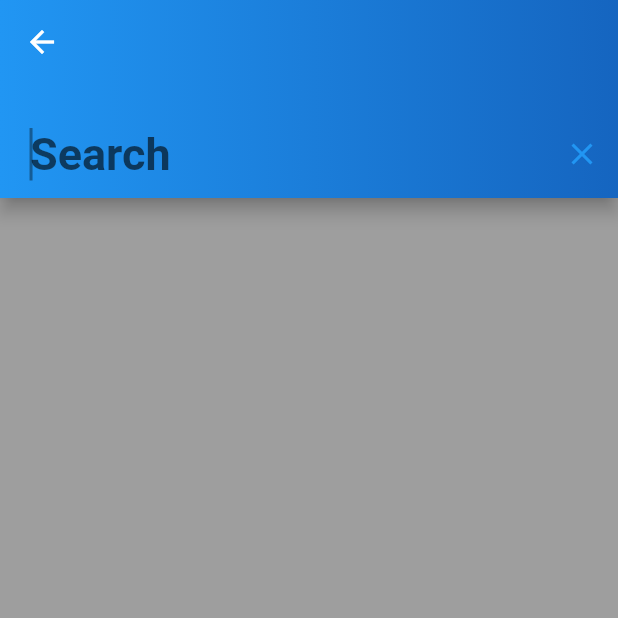
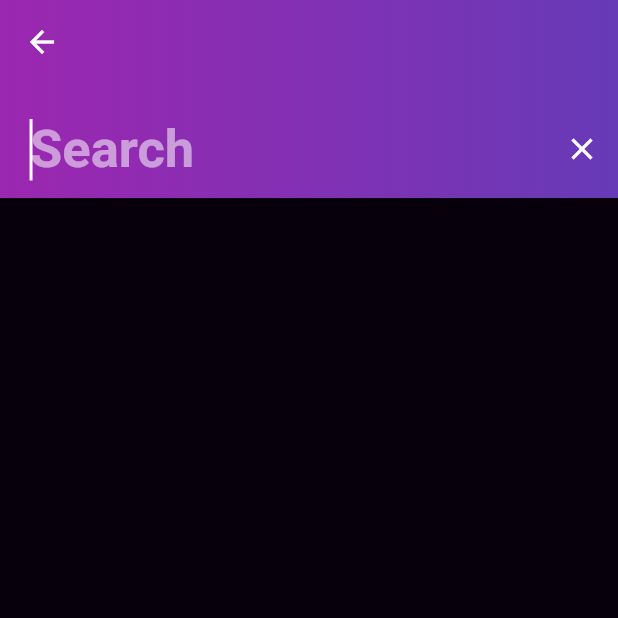
Before and after one commit to kabirnayeem99/flutter_skype_clone, a Flutter app: the SearchScreen screen opened directly, on a phone screen of 412 x 824 dp, the top half of it. Run offline on Flutter 3.47's test engine with Material 2 defaults, Android fonts, the light colour scheme and no system bars; our stand-ins replace cloud_firestore, firebase_auth, google_sign_in, gradient_app_bar, shimmer; accounts and stored records are empty.

Commit message:
implemented search functionality and ui change

```diff
--- a/lib/main.dart
+++ b/lib/main.dart
@@ -3,6 +3,7 @@ import 'package:flutter/material.dart';
 import 'package:flutter_skype_clone/resources/firebase_method.dart';
 import 'file:///D:/Projects/flutter_skype_clone/lib/ui/screens/home_screen.dart';
 import 'file:///D:/Projects/flutter_skype_clone/lib/ui/screens/login_screen.dart';
+import 'package:flutter_skype_clone/ui/screens/page_views/search_screen.dart';
 
 void main() => runApp(MyApp());
 
@@ -18,6 +19,10 @@ class _MyAppState extends State<MyApp> {
     return MaterialApp(
       title: "FluSkipe",
       debugShowCheckedModeBanner: false,
+      initialRoute: "/",
+      routes: {
+        "/search_screen": (context) => SearchScreen(),
+      },
       home: FutureBuilder(
         future: _firebaseRepository.getCurrentUser(),
         builder: (context, AsyncSnapshot<FirebaseUser> snapshot) {
--- a/lib/resources/firebase_method.dart
+++ b/lib/resources/firebase_method.dart
@@ -64,7 +64,6 @@ class FirebaseMethod {
       uid: currentUser.uid,
       name: currentUser.displayName,
       username: Utilities.getUsername(
-        currentUser.uid,
         currentUser.email,
       ),
       email: currentUser.email,
--- a/lib/ui/screens/home_screen.dart
+++ b/lib/ui/screens/home_screen.dart
@@ -1,6 +1,7 @@
 import 'package:flutter/cupertino.dart';
 import 'package:flutter/material.dart';
 import 'package:flutter_skype_clone/ui/screens/page_views/chat_list_screen.dart';
+import 'package:flutter_skype_clone/utils/universal_var.dart';
 
 class HomeScreen extends StatefulWidget {
   @override
@@ -31,7 +32,7 @@ class _HomeScreenState extends State<HomeScreen> {
   @override
   Widget build(BuildContext context) {
     return Scaffold(
-      backgroundColor: Colors.black38,
+      backgroundColor: UniversalVariables.blackColor,//UniversalVariables.blackColor,
       body: PageView(
         children: <Widget>[
           Container(
--- a/lib/ui/screens/page_views/search_screen.dart
+++ b/lib/ui/screens/page_views/search_screen.dart
@@ -2,6 +2,8 @@ import 'package:firebase_auth/firebase_auth.dart';
 import 'package:flutter/material.dart';
 import 'package:flutter_skype_clone/models/user.dart';
 import 'package:flutter_skype_clone/resources/firebase_repository.dart';
+import 'package:flutter_skype_clone/ui/widgets/custom_tile.dart';
+import 'package:flutter_skype_clone/utils/universal_var.dart';
 import 'package:gradient_app_bar/gradient_app_bar.dart';
 
 class SearchScreen extends StatefulWidget {
@@ -10,75 +12,166 @@ class SearchScreen extends StatefulWidget {
 }
 
 class _SearchScreenState extends State<SearchScreen> {
-  FirebaseRepository _firebaseRepository = FirebaseRepository();
+  FirebaseRepository _repository = FirebaseRepository();
 
-  List<User> userList;
-  String query;
-  TextEditingController searchEditingController = TextEditingController();
+  List<User> userList =[];
+  String query = "";
+  TextEditingController searchController = TextEditingController();
+
+  @override
+  void initState() {
+    super.initState();
+
+    _repository.getCurrentUser().then((FirebaseUser user) {
+      _repository.fethUserList(user).then(
+        (List<User> list) {
+          setState(
+            () {
+              userList = list;
+            },
+          );
+        },
+      );
+    });
+  }
 
   searchAppBar(BuildContext context) {
     return GradientAppBar(
+      gradient: LinearGradient(colors: [Colors.purple, Colors.deepPurple]),
       leading: IconButton(
-        icon: Icon(Icons.arrow_back),
-        onPressed: () {
-          Navigator.pop(context);
-        },
+        icon: Icon(Icons.arrow_back, color: Colors.white),
+        onPressed: () => Navigator.pop(context),
       ),
-      elevation: 05.0,
+      elevation: 0,
       bottom: PreferredSize(
         preferredSize: const Size.fromHeight(kToolbarHeight + 20),
         child: Padding(
-          padding: EdgeInsets.only(
-            left: 20,
-          ),
+          padding: EdgeInsets.only(left: 20),
           child: TextField(
-            controller: searchEditingController,
-            autocorrect: true,
-            cursorColor: Colors.black38,
+            controller: searchController,
+            onChanged: (val) {
+              setState(() {
+                query = val;
+              });
+            },
+            cursorColor: Colors.white,
             autofocus: true,
             style: TextStyle(
               fontWeight: FontWeight.bold,
               color: Colors.white,
-              fontSize: 30.0,
+              fontSize: 35,
             ),
             decoration: InputDecoration(
+              suffixIcon: IconButton(
+                icon: Icon(Icons.close, color: Colors.white),
+                onPressed: () {
+                  WidgetsBinding.instance
+                      .addPostFrameCallback((_) => searchController.clear());
+                },
+              ),
               border: InputBorder.none,
               hintText: "Search",
-              suffixIcon: IconButton(
-                // there will a icon, clicking which will clear the textfield
-                icon: Icon(Icons.clear),
-                onPressed: () => searchEditingController.clear(),
+              hintStyle: TextStyle(
+                fontWeight: FontWeight.bold,
+                fontSize: 35,
+                color: Color(0x88ffffff),
               ),
             ),
-            onChanged: (value) {
-              setState(() {
-                query = value;
-              });
-            },
           ),
         ),
       ),
     );
   }
 
-  @override
-  void initState() {
-    super.initState();
-    _firebaseRepository.getCurrentUser().then((FirebaseUser user) {
-      // getting the existing user for its uid
-      _firebaseRepository.fethUserList(user).then((List<User> list) {
-        // using the uid I'm excluding him from the search list
-        // assigning the found list to the  userList.
-        userList = list;
-      });
-    });
+  buildSuggestions(String query) {
+    final List<User> suggestionList = query.isEmpty
+        ? []
+        : userList.where((User user) {
+            String _getUsername = user.username.toLowerCase();
+            String _query = query.toLowerCase();
+            String _getName = user.name.toLowerCase();
+            bool matchesUsername = _getUsername.contains(_query);
+            bool matchesName = _getName.contains(_query);
+
+            return (matchesUsername || matchesName);
+
+            // (User user) => (user.username.toLowerCase().contains(query.toLowerCase()) ||
+            //     (user.name.toLowerCase().contains(query.toLowerCase()))),
+          }).toList();
+
+    return ListView.builder(
+      itemCount: suggestionList.length,
+      itemBuilder: ((context, index) {
+        User searchedUser = User(
+            uid: suggestionList[index].uid,
+            profilePhoto: suggestionList[index].profilePhoto,
+            name: suggestionList[index].name,
+            username: suggestionList[index].username);
+
+        return CustomTile(
+          mini: false,
+          onTap: () {},
+          leading: CircleAvatar(
+            backgroundImage: NetworkImage(searchedUser.profilePhoto),
+            backgroundColor: Colors.grey,
+          ),
+          title: Text(
+            searchedUser.username,
+            style: TextStyle(
+              color: Colors.white,
+              fontWeight: FontWeight.bold,
+            ),
+          ),
+          subtitle: Text(
+            searchedUser.name,
+            style: TextStyle(color: UniversalVariables.greyColor),
+          ),
+        );
+      }),
+    );
   }
 
   @override
   Widget build(BuildContext context) {
     return Scaffold(
+      backgroundColor: UniversalVariables.blackColor,
       appBar: searchAppBar(context),
-      backgroundColor: Colors.black38,
+      body: Container(
+        padding: EdgeInsets.symmetric(horizontal: 20),
+        child: buildSuggestions(query),
+      ),
     );
   }
 }
+
+//  return ListView.builder(
+//       itemCount: suggestionList.length,
+//       itemBuilder: ((context, index) {
+//         User searchedUser = User(
+//             uid: suggestionList[index].uid,
+//             profilePhoto: suggestionList[index].profilePhoto,
+//             name: suggestionList[index].name,
+//             username: suggestionList[index].username);
+
+//         return CustomTile(
+//           mini: false,
+//           onTap: () {;
+//           },
+//           leading: CircleAvatar(
+//             backgroundImage: NetworkImage(searchedUser.profilePhoto),
+//             backgroundColor: Colors.grey,
+//           ),
+//           title: Text(
+//             searchedUser.username,
+//             style: TextStyle(
+//               color: Colors.white,
+//               fontWeight: FontWeight.bold,
+//             ),
+//           ),
+//           subtitle: Text(
+//             searchedUser.name,
+//             style: TextStyle(color: UniversalVariables.greyColor),
+//           ),
+//         );
+//       }),
+//     );
--- a/lib/utils/universal_var.dart
+++ b/lib/utils/universal_var.dart
@@ -2,7 +2,7 @@ import 'package:flutter/material.dart';
 
 class UniversalVariables {
   static final Color redColor = Color(0xffCE796B);
-  static final Color blackColor = Color(0xff19191b);
+  static final Color blackColor = Color(0xff07000c);
   static final Color greyColor = Color(0xff495867);
   static final Color userCircleBackground = Color(0xff2b2b33);
   static final Color onlineDotColor = Color(0xff46dc64);
--- a/lib/utils/utilities.dart
+++ b/lib/utils/utilities.dart
@@ -1,17 +1,15 @@
 class Utilities {
-  static String getUsername(String email, String uid) {
-    return "user_${email.split('@')[0]}_$uid";
+  static String getUsername(String email) {
+    return "${email.split('@')[0]}";
   }
 
   static String getInitials(fullName) {
-
     List<String> fullNameSplits = fullName.split(" ");
     String firstNameInitial = fullNameSplits[0][0];
     String lastNameInitial = fullNameSplits[1][0];
 
     print(fullName);
 
-
     return firstNameInitial + lastNameInitial;
   }
 }
```
Also changed, not shown: lib/ui/screens/login_screen.dart (+4 -3 lines), lib/ui/screens/page_views/chat_list_screen.dart (+7 -3 lines).
